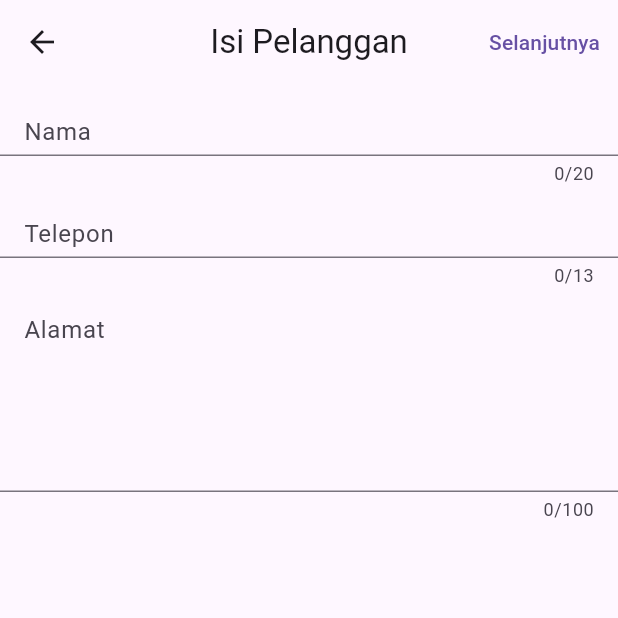
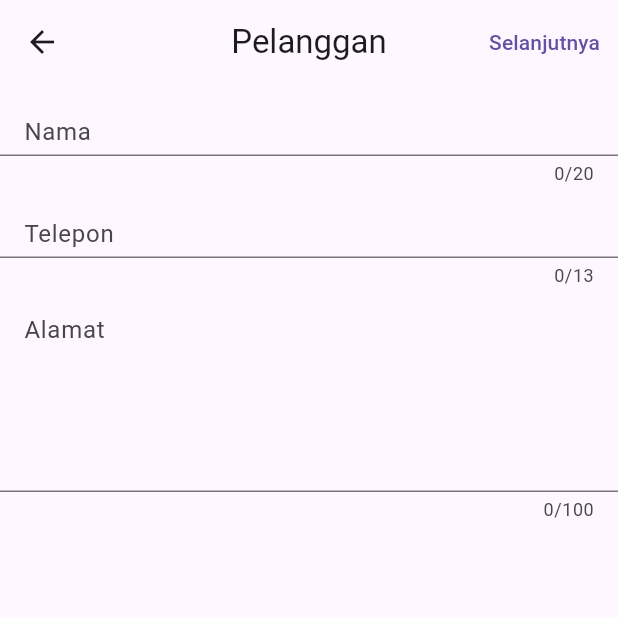
Before and after one commit to solanoize/Open-SISFO-Laundry, a Flutter app: the FormPelangganScreen screen opened directly, on a phone screen of 412 x 824 dp, the top half of it. Run offline on Flutter 3.47's test engine with Material 3 defaults, Android fonts, the light colour scheme and no system bars; our stand-ins replace sqflite; accounts and stored records are empty.

```diff
--- a/lib/screens/terima_screens/form_customer_screen.dart
+++ b/lib/screens/terima_screens/form_customer_screen.dart
@@ -31,7 +31,7 @@ class _FormPelangganScreenState extends State<FormPelangganScreen> {
   Widget build(BuildContext context) {
     return Scaffold(
       appBar: AppBar(
-        title: const Text("Isi Pelanggan"),
+        title: const Text("Pelanggan"),
         centerTitle: true,
         actions: [
           TextButton(
```
